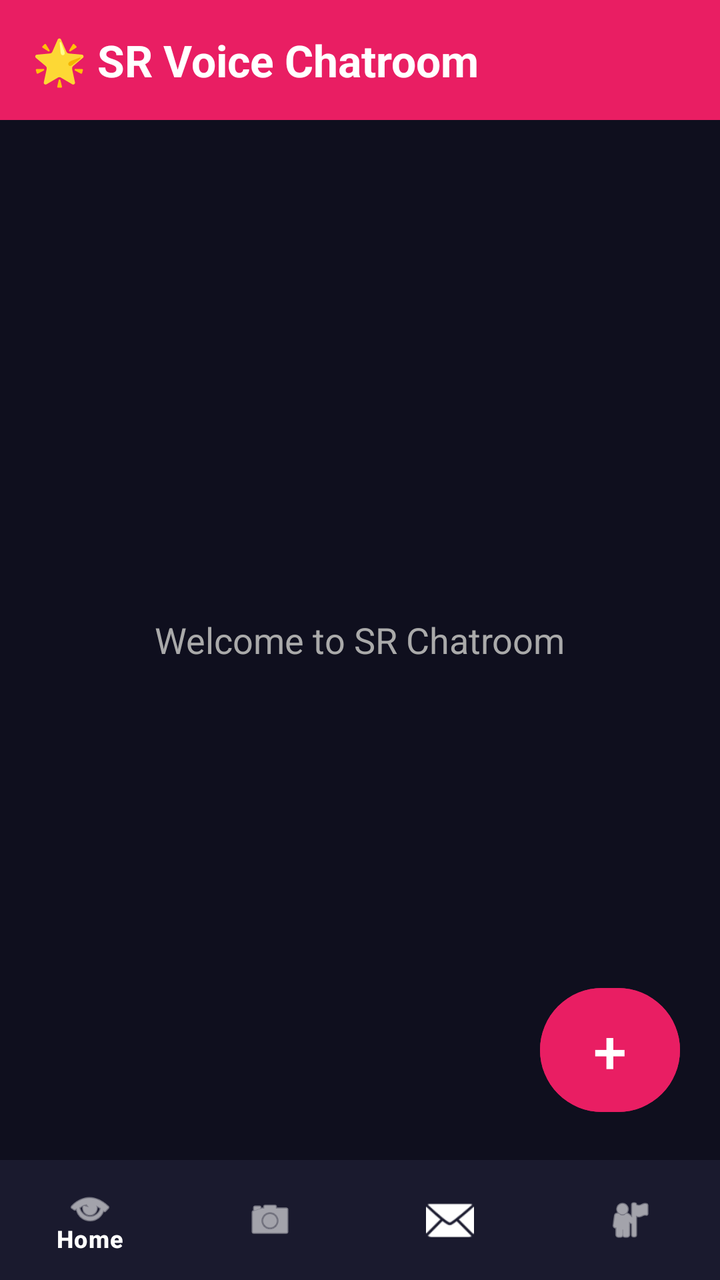
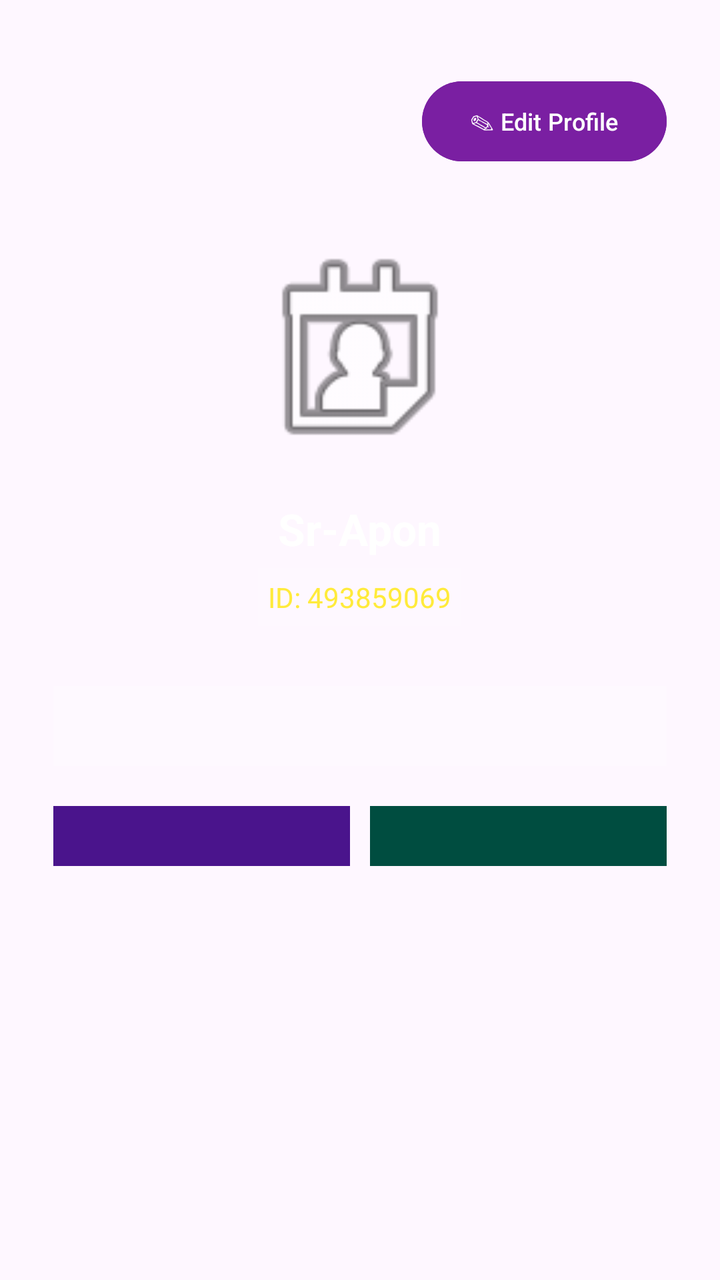

An Android layout rendered at two revisions. The XML below is the earlier revision; the diff shows what the commit changed to produce the second picture.
<!-- AndroidManifest.xml: activity theme Theme.SRVoiceChat -->
<!-- res/layout/activity_main.xml -->
<?xml version="1.0" encoding="utf-8"?>
<RelativeLayout xmlns:android="http://schemas.android.com/apk/res/android"
    xmlns:app="http://schemas.android.com/apk/res-auto"
    android:layout_width="match_parent"
    android:layout_height="match_parent"
    android:background="#0F0F1E">

    
    <LinearLayout
        android:id="@+id/topBar"
        android:layout_width="match_parent"
        android:layout_height="60dp"
        android:layout_alignParentTop="true"
        android:background="#E91E63"
        android:gravity="center_vertical"
        android:paddingStart="16dp">

        <TextView
            android:layout_width="wrap_content"
            android:layout_height="wrap_content"
            android:text="🌟 SR Voice Chatroom"
            android:textColor="#FFFFFF"
            android:textSize="22sp"
            android:textStyle="bold" />
    </LinearLayout>

    
    <TextView
        android:layout_width="wrap_content"
        android:layout_height="wrap_content"
        android:layout_centerInParent="true"
        android:text="Welcome to SR Chatroom"
        android:textColor="#AAAAAA"
        android:textSize="18sp" />

    
    <Button
        android:id="@+id/btnCreateRoom"
        android:layout_width="70dp"
        android:layout_height="70dp"
        android:layout_above="@id/bottomNav"
        android:layout_alignParentEnd="true"
        android:layout_marginEnd="20dp"
        android:layout_marginBottom="20dp"
        android:text="+"
        android:textSize="30sp"
        android:textColor="#FFFFFF"
        android:backgroundTint="#E91E63" />

    
    <com.google.android.material.bottomnavigation.BottomNavigationView
        android:id="@+id/bottomNav"
        android:layout_width="match_parent"
        android:layout_height="60dp"
        android:layout_alignParentBottom="true"
        android:background="#1A1A2E"
        app:menu="@menu/bottom_nav_menu"
        app:itemIconTint="#FFFFFF"
        app:itemTextColor="#FFFFFF" />

</RelativeLayout>
<!-- resources referenced by this layout -->
<resources>
  <style name="Theme.SRVoiceChat" parent="Theme.Material3.DayNight.NoActionBar">
          <item name="colorPrimary">#FF4081</item>
          <item name="android:statusBarColor">#FF4081</item>
          <item name="android:windowLightStatusBar">true</item>
      </style>
</resources>

<!-- the commit's change to res/layout/activity_main.xml (unified diff, before → after) -->
@@ -1,61 +1,183 @@
 <?xml version="1.0" encoding="utf-8"?>
-<RelativeLayout xmlns:android="http://schemas.android.com/apk/res/android"
+<LinearLayout xmlns:android="http://schemas.android.com/apk/res/android"
     xmlns:app="http://schemas.android.com/apk/res-auto"
     android:layout_width="match_parent"
     android:layout_height="match_parent"
-    android:background="#0F0F1E">
+    android:orientation="vertical"
+    android:gravity="center_horizontal"
+    android:padding="20dp">
 
     
     <LinearLayout
-        android:id="@+id/topBar"
         android:layout_width="match_parent"
-        android:layout_height="60dp"
-        android:layout_alignParentTop="true"
-        android:background="#E91E63"
-        android:gravity="center_vertical"
-        android:paddingStart="16dp">
+        android:layout_height="match_parent"
+        android:orientation="vertical"
+        android:gravity="center_horizontal"
+        android:padding="20px">
 
+        
+        <RelativeLayout
+            android:layout_width="match_parent"
+            android:layout_height="wrap_content"
+            android:layout_marginTop="10dp">
+            <Button
+                android:id="@+id/btnEditProfile"
+                android:layout_width="wrap_content"
+                android:layout_height="wrap_content"
+                android:text="✎ Edit Profile"
+                android:backgroundTint="#7A1FA2"
+                android:textColor="#FFFFFF"
+                android:textAllCaps="false"
+                android:layout_alignParentEnd="true"
+                android:textSize="12sp"/>
+        </RelativeLayout>
+
+        
+        <ImageView
+            android:id="@+id/imgUserProfile"
+            android:layout_width="120dp"
+            android:layout_height="120dp"
+            android:layout_marginTop="30dp"
+            android:src="@android:drawable/ic_menu_my_calendar" />
+
+        
         <TextView
+            android:id="@+id/textUserName"
             android:layout_width="wrap_content"
             android:layout_height="wrap_content"
-            android:text="🌟 SR Voice Chatroom"
+            android:text="Sr-Apon"
             android:textColor="#FFFFFF"
             android:textSize="22sp"
-            android:textStyle="bold" />
+            android:textStyle="bold"
+            android:layout_marginTop="15dp"/>
+
+        
+        <LinearLayout
+            android:layout_width="wrap_content"
+            android:layout_height="wrap_content"
+            android:orientation="horizontal"
+            android:gravity="center"
+            android:layout_marginTop="5dp"
+            android:background="#1AFFFFFF"
+            android:padding="5dp">
+            <TextView
+                android:id="@+id/textUserId"
+                android:layout_width="wrap_content"
+                android:layout_height="wrap_content"
+                android:text="ID: 493859069"
+                android:textColor="#FFEB3B"
+                android:textSize="14sp"/>
+        </LinearLayout>
+
+        
+        <LinearLayout
+            android:layout_width="match_parent"
+            android:layout_height="wrap_content"
+            android:orientation="horizontal"
+            android:layout_marginTop="30dp"
+            android:background="#33FFFFFF"
+            android:padding="20dp"
+            android:gravity="center">
+            
+            <LinearLayout
+                android:layout_width="0dp"
+                android:layout_height="wrap_content"
+                android:layout_weight="1"
+                android:orientation="vertical"
+                android:gravity="center">
+                <TextView
+                    android:text="0"
+                    android:textColor="#FFFFFF"
+                    android:textSize="18sp"
+                    android:textStyle="bold"/>
+                <TextView
+                    android:text="Followers"
+                    android:textColor="#DDFFFFFF"
+                    android:textSize="12sp"/>
+            </LinearLayout>
+
+            <LinearLayout
+                android:layout_width="0dp"
+                android:layout_height="wrap_content"
+                android:layout_weight="1"
+                android:orientation="vertical"
+                android:gravity="center">
+                <TextView
+                    android:text="0"
+                    android:textColor="#FFFFFF"
+                    android:textSize="18sp"
+                    android:textStyle="bold"/>
+                <TextView
+                    android:text="Fans"
+                    android:textColor="#DDFFFFFF"
+                    android:textSize="12sp"/>
+            </LinearLayout>
+
+            <LinearLayout
+                android:layout_width="0dp"
+                android:layout_height="wrap_content"
+                android:layout_weight="1"
+                android:orientation="vertical"
+                android:gravity="center">
+                <TextView
+                    android:text="1"
+                    android:textColor="#FFFFFF"
+                    android:textSize="18sp"
+                    android:textStyle="bold"/>
+                <TextView
+                    android:text="Visitors"
+                    android:textColor="#DDFFFFFF"
+                    android:textSize="12sp"/>
+            </LinearLayout>
+        </LinearLayout>
+
+        
+        <LinearLayout
+            android:layout_width="match_parent"
+            android:layout_height="wrap_content"
+            android:orientation="horizontal"
+            android:layout_marginTop="20dp"
+            android:gravity="center">
+            
+            <LinearLayout
+                android:layout_width="0dp"
+                android:layout_height="wrap_content"
+                android:layout_weight="1"
+                android:orientation="vertical"
+                android:background="#4A148C"
+                android:padding="15dp"
+                android:gravity="center"
+                android:layout_marginEnd="10dp">
+                <TextView
+                    android:text="👑 VIP Status"
+                    android:textColor="#FFFFFF"
+                    android:textSize="14sp"
+                    android:textStyle="bold"/>
+                <TextView
+                    android:text="(Locked)"
+                    android:textColor="#FFEB3B"
+                    android:textSize="11sp"/>
+            </LinearLayout>
+
+            <LinearLayout
+                android:layout_width="0dp"
+                android:layout_height="wrap_content"
+                android:layout_weight="1"
+                android:orientation="vertical"
+                android:background="#004D40"
+                android:padding="15dp"
+                android:gravity="center">
+                <TextView
+                    android:text="💰 Wallet / Recharge"
+                    android:textColor="#FFFFFF"
+                    android:textSize="14sp"
+                    android:textStyle="bold"/>
+                <TextView
+                    android:text="(Locked)"
+                    android:textColor="#00E676"
+                    android:textSize="11sp"/>
+            </LinearLayout>
+        </LinearLayout>
+
     </LinearLayout>
-
-    
-    <TextView
-        android:layout_width="wrap_content"
-        android:layout_height="wrap_content"
-        android:layout_centerInParent="true"
-        android:text="Welcome to SR Chatroom"
-        android:textColor="#AAAAAA"
-        android:textSize="18sp" />
-
-    
-    <Button
-        android:id="@+id/btnCreateRoom"
-        android:layout_width="70dp"
-        android:layout_height="70dp"
-        android:layout_above="@id/bottomNav"
-        android:layout_alignParentEnd="true"
-        android:layout_marginEnd="20dp"
-        android:layout_marginBottom="20dp"
-        android:text="+"
-        android:textSize="30sp"
-        android:textColor="#FFFFFF"
-        android:backgroundTint="#E91E63" />
-
-    
-    <com.google.android.material.bottomnavigation.BottomNavigationView
-        android:id="@+id/bottomNav"
-        android:layout_width="match_parent"
-        android:layout_height="60dp"
-        android:layout_alignParentBottom="true"
-        android:background="#1A1A2E"
-        app:menu="@menu/bottom_nav_menu"
-        app:itemIconTint="#FFFFFF"
-        app:itemTextColor="#FFFFFF" />
-
-</RelativeLayout>
+</LinearLayout>
